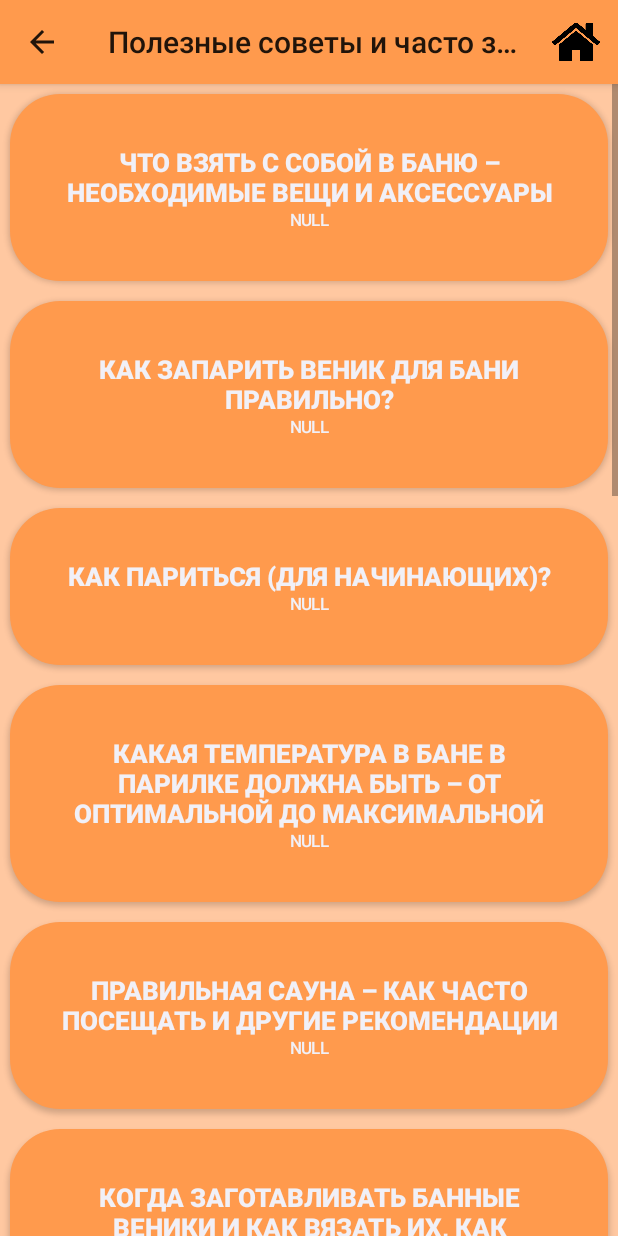
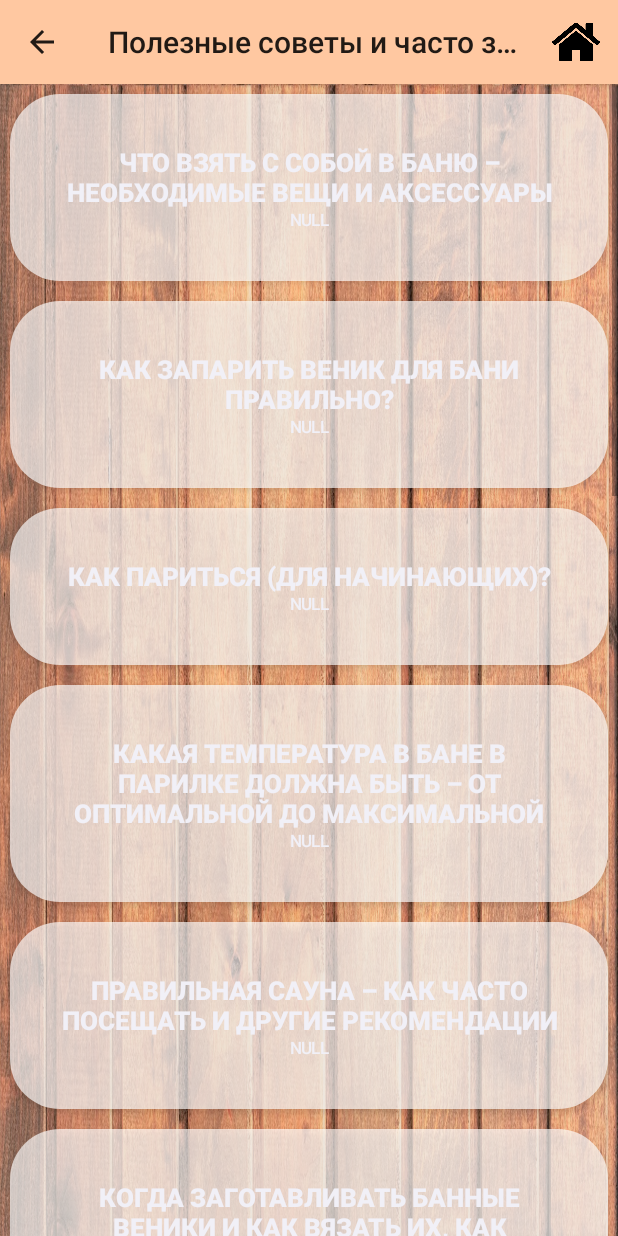
Before and after one commit to klon6494/Bathhouse, an Android app: the PatternMenuActivity screen opened directly, with no data from a screen before it, after a tap on an icon or button, on a phone screen of 412 x 824 dp. Run offline under Robolectric (Android 15) with nearby library versions, the phone set to English and light mode, and no system bars; 1 statement that could not run was skipped.

Commit message:
Визуальные изменения

```diff
--- a/app/src/main/java/com/example/bathhouse/PatternMenuActivity.java
+++ b/app/src/main/java/com/example/bathhouse/PatternMenuActivity.java
@@ -3,6 +3,7 @@ package com.example.bathhouse;
 import androidx.annotation.StringRes;
 import androidx.appcompat.app.ActionBar;
 import androidx.appcompat.app.AppCompatActivity;
+import androidx.core.content.ContextCompat;
 
 import android.app.Activity;
 import android.app.ActivityOptions;
@@ -16,10 +17,12 @@ import android.graphics.Typeface;
 import android.graphics.drawable.GradientDrawable;
 import android.os.Bundle;
 import android.text.Html;
+import android.view.Gravity;
 import android.view.Menu;
 import android.view.MenuInflater;
 import android.view.MenuItem;
 import android.view.View;
+import android.view.WindowManager;
 import android.widget.Button;
 import android.widget.ImageView;
 import android.widget.LinearLayout;
@@ -121,6 +124,13 @@ public class PatternMenuActivity extends AppCompatActivity {
 
     protected void fillWindow()
     {
+        final int sdk = android.os.Build.VERSION.SDK_INT;
+        if(sdk < android.os.Build.VERSION_CODES.JELLY_BEAN) {
+            ((LinearLayout)findViewById(R.id.linearLayout)).setBackgroundDrawable(ContextCompat.getDrawable(this, R.drawable.background) );
+        } else {
+            ((LinearLayout)findViewById(R.id.linearLayout)).setBackground(ContextCompat.getDrawable(this, R.drawable.background));
+        }
+
         if(m_currentItem.id < 1) {
             setTitle(R.string.app_name);
         }
@@ -140,7 +150,11 @@ public class PatternMenuActivity extends AppCompatActivity {
         }
         else if(m_currentId == 0)
         {
-            ((ImageView)findViewById(R.id.imageView)).setImageResource(R.drawable.main);
+            ImageView iv = (ImageView)findViewById(R.id.imageView);
+
+            iv.setImageResource(R.drawable.main);
+            iv.setMaxHeight(500);
+            getSupportActionBar().hide();
         }
 
         if(IS_MENU) //Два видо окон: меню и статьи
@@ -156,6 +170,7 @@ public class PatternMenuActivity extends AppCompatActivity {
                         LinearLayout.LayoutParams.MATCH_PARENT,
                         LinearLayout.LayoutParams.WRAP_CONTENT);
                 params.setMargins(10,10,10,10);
+
                 b.setLayoutParams(params);
                 b.setId(USER_ID + item.id);
                 final Activity tmp = this;
@@ -180,6 +195,7 @@ public class PatternMenuActivity extends AppCompatActivity {
                 } else {
                     shape.setColor(getColor(R.color.colorButton1));
                 }
+                shape.setAlpha(170);
                 b.setPadding(50,50,50,50);
                 b.setBackground(shape);
 
@@ -202,8 +218,14 @@ public class PatternMenuActivity extends AppCompatActivity {
             }
             tv.setTextSize(20);
             tv.setId(USER_ID+999);
-            tv.setLayoutParams(new LinearLayout.LayoutParams(LinearLayout.LayoutParams.MATCH_PARENT, LinearLayout.LayoutParams.WRAP_CONTENT));
+            tv.setLayoutParams(new LinearLayout.LayoutParams(LinearLayout.LayoutParams.WRAP_CONTENT, LinearLayout.LayoutParams.MATCH_PARENT));
             tv.setGravity(View.TEXT_ALIGNMENT_CENTER);
+            tv.setBackgroundResource(R.drawable.text_background);
+
+            LinearLayout.LayoutParams llp = new LinearLayout.LayoutParams(LinearLayout.LayoutParams.WRAP_CONTENT, WindowManager.LayoutParams.WRAP_CONTENT);
+            llp.setMargins(10, 20, 10, 10); // llp.setMargins(left, top, right, bottom);
+            tv.setLayoutParams(llp);
+            tv.setTextColor(Color.BLACK);
             ((LinearLayout)findViewById(R.id.buttonsLayout)).addView(tv);
 
 
@@ -211,6 +233,7 @@ public class PatternMenuActivity extends AppCompatActivity {
             TextView interest = new TextView(this);
             interest.setText("\n Возможно вам будет интересно: ");
             interest.setTextSize(20);
+            interest.setTextColor(Color.BLACK);
             interest.setTypeface(interest.getTypeface(), Typeface.BOLD);
             interest.setId(USER_ID+1000);
             interest.setLayoutParams(new LinearLayout.LayoutParams(LinearLayout.LayoutParams.MATCH_PARENT, LinearLayout.LayoutParams.WRAP_CONTENT));
@@ -254,6 +277,7 @@ public class PatternMenuActivity extends AppCompatActivity {
                 shape.setColor(getColor(R.color.colorButton));
 
                 b.setPadding(50,50,50,50);
+                shape.setAlpha(170);
                 b.setBackground(shape);
                 ((LinearLayout)findViewById(R.id.buttonsLayout)).addView(b);
             }
--- /dev/null
+++ b/app/src/main/res/drawable/text_background.xml
@@ -0,0 +1,15 @@
+<?xml version="1.0" encoding="utf-8"?>
+<shape xmlns:android="http://schemas.android.com/apk/res/android" >
+
+
+<padding
+    android:left="10dp"
+    android:right="10dp"
+    android:bottom="10dp"
+    android:top="10dp" />
+
+<corners android:radius="20dp" />
+
+    <solid android:color="#AAffffff"
+        android:alpha="200"/>
+</shape>
--- a/app/src/main/res/values/colors.xml
+++ b/app/src/main/res/values/colors.xml
@@ -1,10 +1,13 @@
 <?xml version="1.0" encoding="utf-8"?>
 <resources>
     <color name="colorPrimary">#008577</color>
-    <color name="colorPrimaryDark">#00574B</color>
+    <color name="colorPrimaryDark">#ffc8a1</color>
     <color name="colorAccent">#D81B60</color>
-    <color name="colorHeader">#ff9a4d</color>
-    <color name="colorButton">#ff9a4d</color>
-    <color name="colorButton1">#ff9a4d</color>
+    <color name="colorHeader">#ffc8a1</color>
+    <color name="colorButton">#ffFFFF</color>
+    <color name="colorButton1">#ffFFFF</color>
     <color name="colorBackground">#ffc8a1</color>
+
+    <color name="common_border_color">#000000</color>
+
 </resources>
```
Also changed, not shown: app/src/main/assets/main.db, app/src/main/res/drawable/background.jpg (added), app/src/main/res/drawable/main.jpg (deleted), app/src/main/res/drawable/main.png (added).
